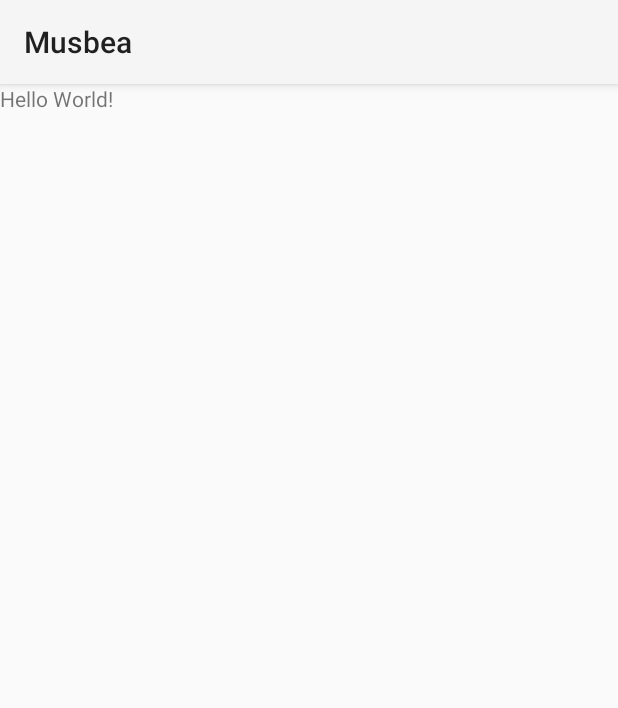
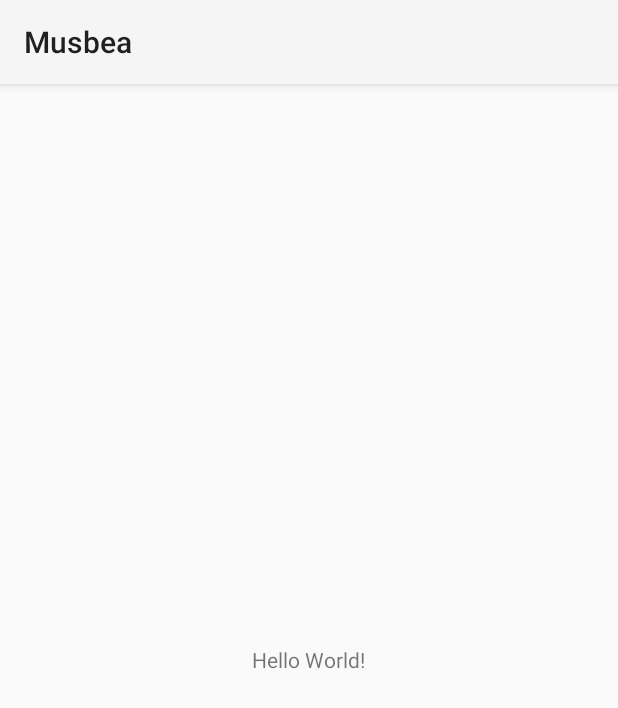
Before and after one commit to thewolfprod/Musbea, an Android app: the screen it shows after launch (MainActivity), on a phone screen of 412 x 824 dp. Shown: the top 708 px of the screen. Run offline under Robolectric (Android 15) with nearby library versions, the phone set to English and light mode, and no system bars; plain views replace ToolbarLayout.

Commit message:
Added OneUI Library & Added Toolbar Layout on activity_main.xml

```diff
--- a/app/src/main/res/layout/activity_main.xml
+++ b/app/src/main/res/layout/activity_main.xml
@@ -4,18 +4,21 @@
     xmlns:tools="http://schemas.android.com/tools"
     android:layout_width="match_parent"
     android:layout_height="match_parent"
-    app:title="@string/app_name"
     app:expandable="false"
     app:expanded="false"
+    app:title="@string/app_name"
     tools:context=".MainActivity">
 
-    <com.google.android.material.textview.MaterialTextView
-        android:layout_width="wrap_content"
-        android:layout_height="wrap_content"
-        android:text="Hello World!"
-        app:layout_constraintBottom_toBottomOf="parent"
-        app:layout_constraintLeft_toLeftOf="parent"
-        app:layout_constraintRight_toRightOf="parent"
-        app:layout_constraintTop_toTopOf="parent" />
+    <LinearLayout
+        android:layout_width="match_parent"
+        android:layout_height="match_parent"
+        android:gravity="center"
+        android:orientation="vertical"
+        android:padding="8dp">
 
+        <com.google.android.material.textview.MaterialTextView
+            android:layout_width="wrap_content"
+            android:layout_height="wrap_content"
+            android:text="Hello World!" />
+    </LinearLayout>
 </de.dlyt.yanndroid.oneui.layout.ToolbarLayout>
```
